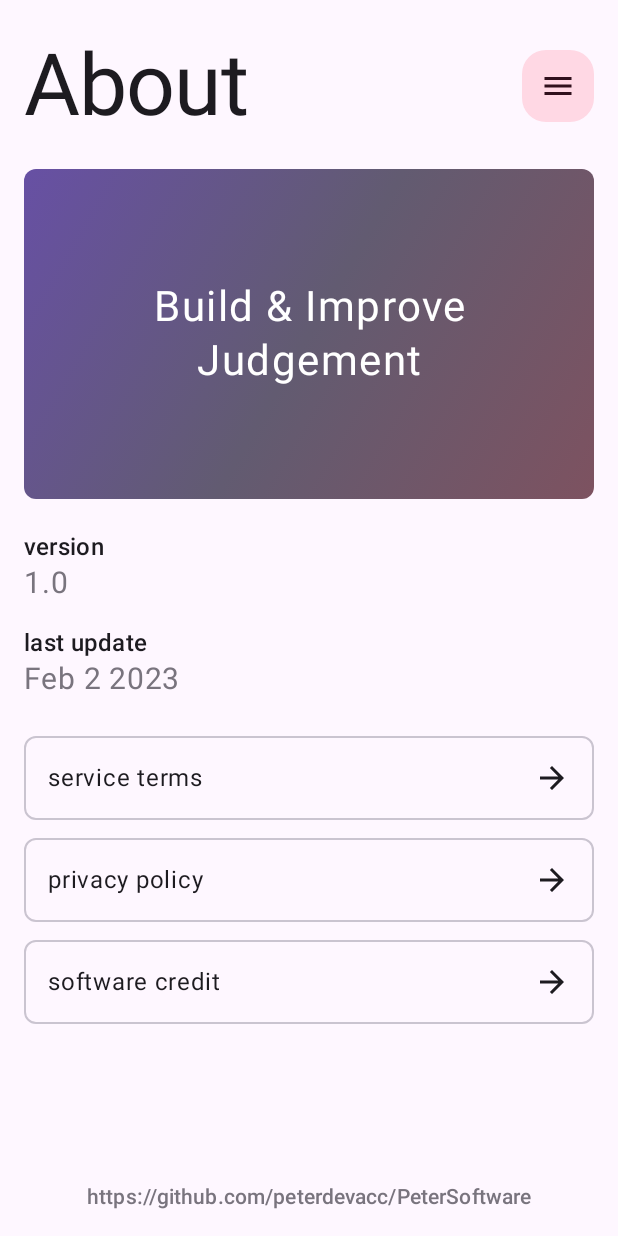
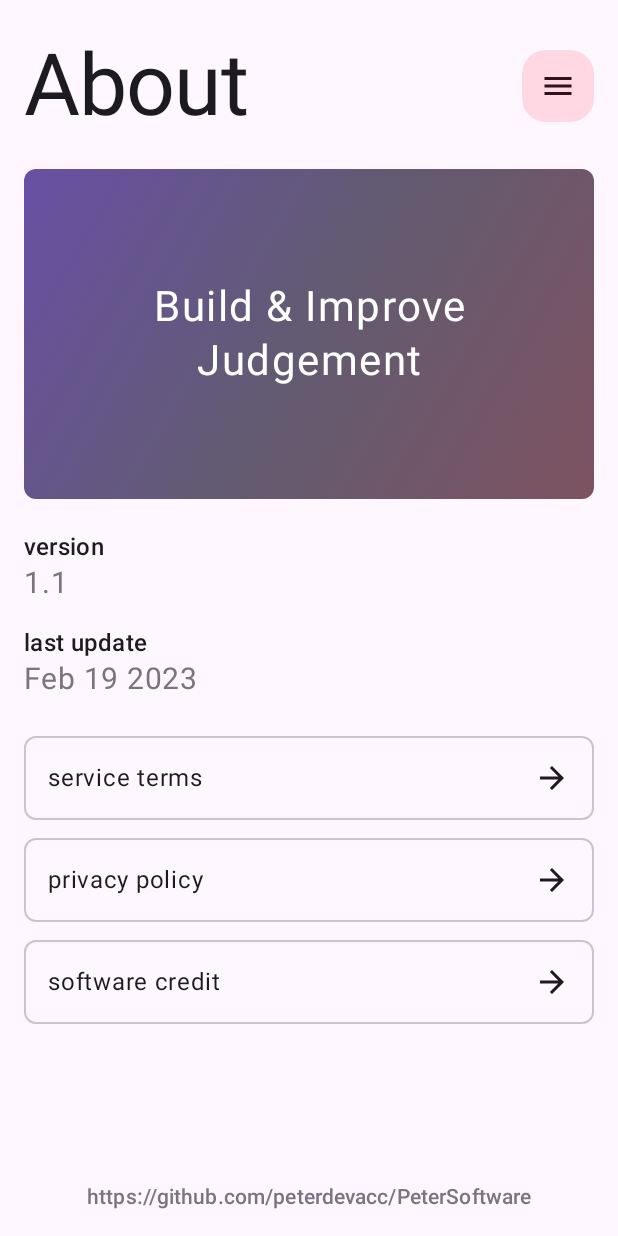
Before and after one commit to peterdevacc/Azure, an Android app built with Jetpack Compose: the AboutScreen screen opened through its navigation route, on a phone screen of 412 x 824 dp. Run offline under Robolectric (Android 15) with nearby library versions, the light colour scheme and no system bars; our stand-ins replace Dagger/Hilt's generated code, accompanist, constraintlayout-compose, window size class.

Commit message:
update app info

```diff
--- a/app/src/main/res/values/strings.xml
+++ b/app/src/main/res/values/strings.xml
@@ -1,9 +1,9 @@
 <resources>
     <string name="app_name">AzureNum</string>
     <string name="app_version_title">version</string>
-    <string name="app_version">1.0</string>
+    <string name="app_version">1.1</string>
     <string name="app_last_update_title">last update</string>
-    <string name="app_last_update">Feb 2 2023</string>
+    <string name="app_last_update">Feb 19 2023</string>
 
     <string name="screen_home">Home</string>
     <string name="screen_home_description">a Sudoku game is start from here.</string>
```
